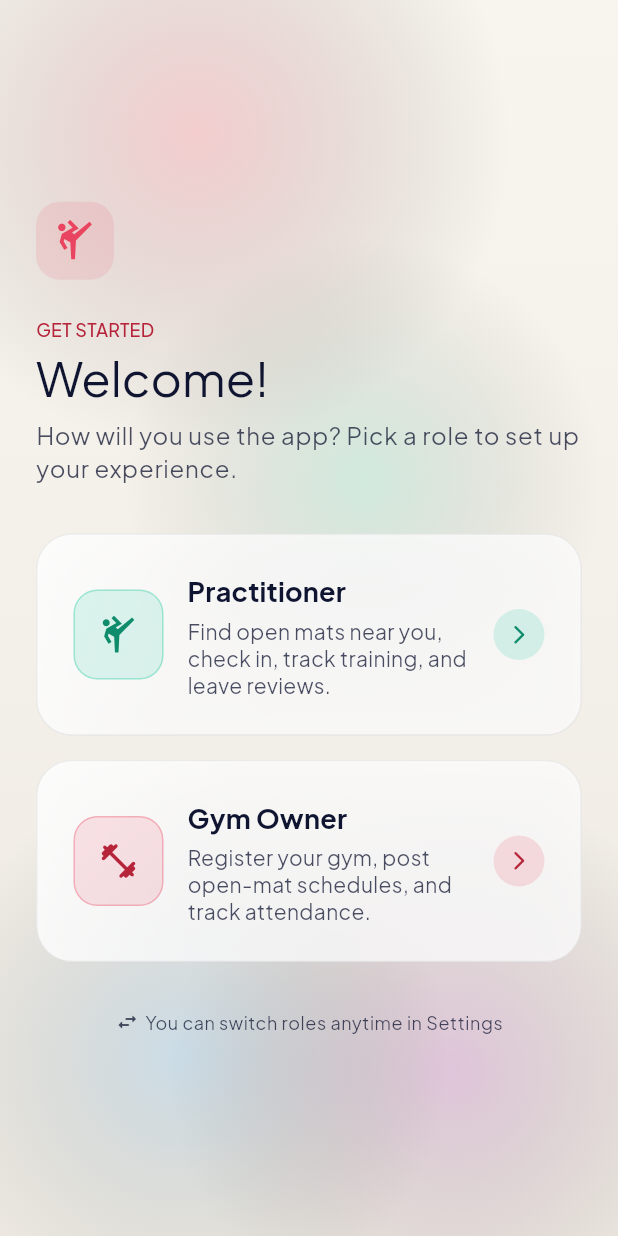
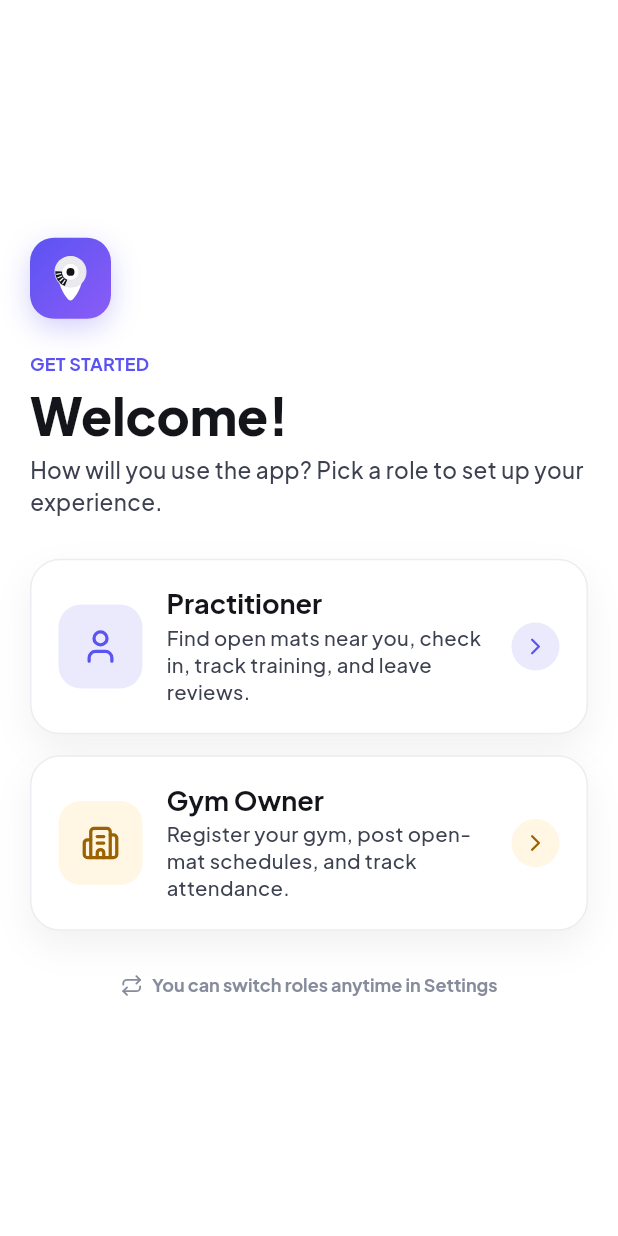
Before and after one commit to DavisSylvester/bjj-open-mat, a Flutter app: the RoleSelectScreen screen opened by its route, after a tap on "Practitioner", on a phone screen of 412 x 824 dp. Run offline on Flutter 3.47's test engine with Material 3 defaults, Android fonts, the phone set to English and light mode, and no system bars; our stand-ins replace dio, flutter_riverpod, flutter_secure_storage, geolocator, go_router, google_fonts and 1 more; missing offline and left inert: auth0_flutter; accounts and stored records are empty; network calls fail.

Commit message:
feat(mobile): Logo v3 belt-pin branding + onboarding realign + UX fixes
- Add BeltPin brand mark (Logo v3) as a Flutter CustomPainter and use it on
  the splash (app-icon tile) and the role-select brand tile.
- Realign splash + role selector to the app's real glass theme
  (white / indigo #5B53F2 / Plus Jakarta Sans), replacing the off-system
  cream/crimson/Barlow onboarding theme.
- Fix from UX review: darken gi-badge labels for WCAG contrast (No-Gi);
  add onDark gi-badge pill for the detail hero gradient; deep-amber Gym
  Owner tile; pluralize "1 Session"; derive Home avatar initials from the
  signed-in user instead of hardcoded "MR".

```diff
--- a/apps/mobile/lib/features/discover/screens/discover_screen.dart
+++ b/apps/mobile/lib/features/discover/screens/discover_screen.dart
@@ -2,6 +2,7 @@ import 'package:flutter/material.dart';
 import 'package:flutter_riverpod/flutter_riverpod.dart';
 import 'package:go_router/go_router.dart';
 import 'package:lucide_icons/lucide_icons.dart';
+import '../../../core/auth/auth_service.dart';
 import '../../../core/design/tokens.dart';
 import '../../../core/location/geo_repository.dart';
 import '../../../core/location/location_service.dart';
@@ -56,6 +57,17 @@ class _DiscoverScreenState extends ConsumerState<DiscoverScreen> {
       isLive: mat.status == 'live',
       unverified: !mat.verified,
     );
+  }
+
+  /// Up-to-two-letter initials from the signed-in user's name (avatar chip).
+  static String _initials(String? name) {
+    final parts = (name ?? '').trim().split(RegExp(r'\s+')).where((p) => p.isNotEmpty).toList();
+    if (parts.isEmpty) return 'ME';
+    if (parts.length == 1) {
+      final p = parts.first;
+      return (p.length >= 2 ? p.substring(0, 2) : p).toUpperCase();
+    }
+    return (parts.first[0] + parts.last[0]).toUpperCase();
   }
 
   static String _expLevel(String skillLevel) {
@@ -178,7 +190,7 @@ class _DiscoverScreenState extends ConsumerState<DiscoverScreen> {
                         colors: [t.primary, t.both],
                       ),
                     ),
-                    child: Center(child: Text('MR', style: t.miniStyle.copyWith(color: Colors.white, fontSize: 16, fontWeight: FontWeight.w800))),
+                    child: Center(child: Text(_initials(ref.watch(authStateProvider).user?.displayName), style: t.miniStyle.copyWith(color: Colors.white, fontSize: 16, fontWeight: FontWeight.w800))),
                   ),
                 ],
               ),
--- a/apps/mobile/lib/features/onboarding/screens/role_select_screen.dart
+++ b/apps/mobile/lib/features/onboarding/screens/role_select_screen.dart
@@ -2,81 +2,81 @@ import 'package:flutter/material.dart';
 import 'package:flutter/services.dart';
 import 'package:flutter_riverpod/flutter_riverpod.dart';
 import 'package:go_router/go_router.dart';
-import '../../../app/theme.dart';
+import 'package:lucide_icons/lucide_icons.dart';
+import '../../../core/design/tokens.dart';
 import '../../../core/auth/auth_service.dart';
-import '../../../shared/widgets/glass_card.dart';
+import '../../../shared/widgets/belt_pin.dart';
 
 class RoleSelectScreen extends ConsumerWidget {
   const RoleSelectScreen({super.key});
 
   @override
   Widget build(BuildContext context, WidgetRef ref) {
-    final text = Theme.of(context).textTheme;
+    final t = Theme.of(context).extension<AppTokens>()!;
 
     return Scaffold(
-      body: GradientBackground(
-        child: SafeArea(
+      backgroundColor: t.bg,
+      body: SafeArea(
         child: Padding(
-            padding: const EdgeInsets.symmetric(horizontal: OMSpacing.lg),
-            // The content + footer form one group, centered with balanced margins
-            // so the footer hint stays anchored just below the cards (no dead void).
+          padding: const EdgeInsets.symmetric(horizontal: 20),
           child: Column(
             crossAxisAlignment: CrossAxisAlignment.start,
             children: [
               const Spacer(),
 
-                // Brand mark ties back to the splash screen.
+              // Brand mark — matches the app's indigo→violet avatar gradient.
               Container(
-                  width: 52,
-                  height: 52,
+                width: 54,
+                height: 54,
                 decoration: BoxDecoration(
-                    color: OMColors.crimson.withValues(alpha: 0.12),
-                    borderRadius: BorderRadius.circular(StitchTokens.radiusLg),
+                  borderRadius: BorderRadius.circular(16),
+                  gradient: LinearGradient(
+                    begin: Alignment.topLeft,
+                    end: Alignment.bottomRight,
+                    colors: [t.primary, t.both],
                   ),
-                  child: const Icon(Icons.sports_martial_arts, color: OMColors.crimson, size: 30),
+                  boxShadow: [
+                    BoxShadow(color: t.primary.withValues(alpha: 0.27), blurRadius: 16, offset: const Offset(0, 6)),
+                  ],
                 ),
-                const SizedBox(height: OMSpacing.lg),
+                child: const Center(child: BeltPin.onColor(size: 34)),
+              ),
+              const SizedBox(height: 22),
 
               Text(
                 'GET STARTED',
-                  style: text.labelSmall?.copyWith(
-                    color: OMColors.crimsonDeep,
-                    letterSpacing: 0.18,
-                    fontSize: 12,
+                style: t.miniStyle.copyWith(color: t.primary, fontSize: 12, letterSpacing: 0.14),
               ),
-                ),
-                const SizedBox(height: OMSpacing.xs),
-                Text(
-                  'Welcome!',
-                  style: text.headlineLarge?.copyWith(color: OMColors.text),
-                ),
-                const SizedBox(height: OMSpacing.sm),
+              const SizedBox(height: 6),
+              Text('Welcome!', style: t.h1Style.copyWith(fontSize: 34)),
+              const SizedBox(height: 8),
               Text(
                 'How will you use the app? Pick a role to set up your experience.',
-                  style: text.bodyLarge?.copyWith(color: OMColors.body, height: 1.35),
+                style: t.bodyStyle.copyWith(color: t.body, fontSize: 15, height: 1.4),
               ),
 
-                const SizedBox(height: OMSpacing.xl),
+              const SizedBox(height: 28),
 
               _RoleCard(
-                  icon: Icons.sports_martial_arts,
+                t: t,
+                icon: LucideIcons.user,
                 title: 'Practitioner',
                 description: 'Find open mats near you, check in, track training, and leave reviews.',
-                  accent: OMColors.teal,
-                  accentDeep: OMColors.tealDeep,
+                accent: t.primary,
                 onTap: () async {
                   HapticFeedback.mediumImpact();
                   await ref.read(authStateProvider.notifier).setRole('practitioner');
                   if (context.mounted) context.go('/profile-setup');
                 },
               ),
-                const SizedBox(height: OMSpacing.md),
+              const SizedBox(height: 14),
               _RoleCard(
-                  icon: Icons.fitness_center_rounded,
+                t: t,
+                icon: LucideIcons.building2,
                 title: 'Gym Owner',
                 description: 'Register your gym, post open-mat schedules, and track attendance.',
-                  accent: OMColors.crimson,
-                  accentDeep: OMColors.crimsonDeep,
+                accent: t.gold,
+                accentGlyph: const Color(0xFF9A6200), // deep amber for WCAG contrast on the light gold tile
                 onTap: () async {
                   HapticFeedback.mediumImpact();
                   await ref.read(authStateProvider.notifier).setRole('gym_owner');
@@ -84,16 +84,16 @@ class RoleSelectScreen extends ConsumerWidget {
                 },
               ),
 
-                const SizedBox(height: OMSpacing.xl),
+              const SizedBox(height: 28),
               Center(
                 child: Row(
                   mainAxisSize: MainAxisSize.min,
                   children: [
-                      Icon(Icons.swap_horiz_rounded, size: 16, color: OMColors.body),
-                      const SizedBox(width: OMSpacing.xs),
+                    Icon(LucideIcons.repeat, size: 15, color: t.muted),
+                    const SizedBox(width: 6),
                     Text(
                       'You can switch roles anytime in Settings',
-                        style: text.bodySmall?.copyWith(color: OMColors.body),
+                      style: t.miniStyle.copyWith(color: t.muted, fontSize: 12, letterSpacing: 0),
                     ),
                   ],
                 ),
@@ -104,82 +104,81 @@ class RoleSelectScreen extends ConsumerWidget {
           ),
         ),
       ),
-      ),
     );
   }
 }
 
 class _RoleCard extends StatelessWidget {
+  final AppTokens t;
   final IconData icon;
   final String title;
   final String description;
   final Color accent;
-  final Color accentDeep;
+  final Color? accentGlyph;
   final VoidCallback onTap;
 
   const _RoleCard({
+    required this.t,
     required this.icon,
     required this.title,
     required this.description,
     required this.accent,
-    required this.accentDeep,
+    this.accentGlyph,
     required this.onTap,
   });
 
   @override
   Widget build(BuildContext context) {
-    final text = Theme.of(context).textTheme;
-
-    return GlassCard(
+    final glyph = accentGlyph ?? accent;
+    return GestureDetector(
       onTap: onTap,
-      elevated: true,
-      borderRadius: StitchTokens.radiusXl,
-      padding: const EdgeInsets.all(OMSpacing.lg),
+      child: Container(
+        padding: const EdgeInsets.all(18),
+        decoration: BoxDecoration(
+          color: t.surface,
+          borderRadius: BorderRadius.circular(t.cardRadius),
+          border: Border.all(color: t.border),
+          boxShadow: const [
+            BoxShadow(color: Color(0x0F14151A), blurRadius: 20, offset: Offset(0, 10)),
+          ],
+        ),
         child: Row(
-        crossAxisAlignment: CrossAxisAlignment.center,
           children: [
             Container(
-            width: 60,
-            height: 60,
+              width: 56,
+              height: 56,
               decoration: BoxDecoration(
-              color: accent.withValues(alpha: 0.14),
-              borderRadius: BorderRadius.circular(StitchTokens.radiusLg),
-              border: Border.all(color: accent.withValues(alpha: 0.32)),
+                color: accent.withValues(alpha: 0.12),
+                borderRadius: BorderRadius.circular(15),
               ),
-            child: Icon(icon, color: accentDeep, size: 28),
+              child: Icon(icon, color: glyph, size: 26),
             ),
-          const SizedBox(width: OMSpacing.md),
+            const SizedBox(width: 16),
             Expanded(
               child: Column(
                 crossAxisAlignment: CrossAxisAlignment.start,
                 children: [
-                Text(
-                  title,
-                  style: text.titleMedium?.copyWith(
-                    color: OMColors.text,
-                    fontSize: 18,
-                    fontWeight: FontWeight.w700,
-                  ),
-                ),
-                const SizedBox(height: OMSpacing.xs),
+                  Text(title, style: t.h2Style.copyWith(fontSize: 18)),
+                  const SizedBox(height: 4),
                   Text(
                     description,
-                  style: text.bodyMedium?.copyWith(color: OMColors.body, height: 1.3),
+                    style: t.bodyStyle.copyWith(color: t.body, fontSize: 13.5, height: 1.3),
                   ),
                 ],
               ),
             ),
-          const SizedBox(width: OMSpacing.sm),
+            const SizedBox(width: 10),
             Container(
-            width: 34,
-            height: 34,
+              width: 32,
+              height: 32,
               decoration: BoxDecoration(
-              color: accent.withValues(alpha: 0.16),
+                color: accent.withValues(alpha: 0.12),
                 shape: BoxShape.circle,
               ),
-            child: Icon(Icons.arrow_forward_ios_rounded, color: accentDeep, size: 15),
+              child: Icon(LucideIcons.chevronRight, color: glyph, size: 18),
             ),
           ],
+        ),
       ),
     );
   }
--- a/apps/mobile/lib/features/onboarding/screens/splash_screen.dart
+++ b/apps/mobile/lib/features/onboarding/screens/splash_screen.dart
@@ -1,8 +1,9 @@
 import 'package:flutter/material.dart';
 import 'package:flutter_riverpod/flutter_riverpod.dart';
 import 'package:go_router/go_router.dart';
-import '../../../app/theme.dart';
+import '../../../core/design/tokens.dart';
 import '../../../core/auth/auth_service.dart';
+import '../../../shared/widgets/belt_pin.dart';
 
 class SplashScreen extends ConsumerStatefulWidget {
   const SplashScreen({super.key});
@@ -18,7 +19,7 @@ class _SplashScreenState extends ConsumerState<SplashScreen> with SingleTickerPr
   @override
   void initState() {
     super.initState();
-    _controller = AnimationController(vsync: this, duration: StitchTokens.durationSlow);
+    _controller = AnimationController(vsync: this, duration: const Duration(milliseconds: 500));
     _fadeIn = CurvedAnimation(parent: _controller, curve: Curves.easeIn);
     _controller.forward();
 
@@ -42,29 +43,64 @@ class _SplashScreenState extends ConsumerState<SplashScreen> with SingleTickerPr
 
   @override
   Widget build(BuildContext context) {
+    final t = Theme.of(context).extension<AppTokens>()!;
+
     return Scaffold(
-      backgroundColor: StitchTokens.primary,
-      body: Center(
+      backgroundColor: t.bg,
+      body: Stack(
+        children: [
+          // Soft brand glow so the flat-white launch has a touch of life.
+          Align(
+            alignment: const Alignment(0, -0.18),
+            child: Container(
+              width: 320,
+              height: 320,
+              decoration: BoxDecoration(
+                shape: BoxShape.circle,
+                gradient: RadialGradient(
+                  colors: [t.primary.withValues(alpha: 0.10), t.primary.withValues(alpha: 0.0)],
+                ),
+              ),
+            ),
+          ),
+          Center(
             child: FadeTransition(
               opacity: _fadeIn,
               child: Column(
                 mainAxisSize: MainAxisSize.min,
                 children: [
-              Icon(Icons.sports_martial_arts, size: 80, color: StitchTokens.secondary),
-              const SizedBox(height: StitchTokens.lg),
+                  Container(
+                    width: 104,
+                    height: 104,
+                    decoration: BoxDecoration(
+                      borderRadius: BorderRadius.circular(26),
+                      gradient: LinearGradient(
+                        begin: Alignment.topLeft,
+                        end: Alignment.bottomRight,
+                        colors: [t.primary, t.both],
+                      ),
+                      boxShadow: [
+                        BoxShadow(color: t.primary.withValues(alpha: 0.28), blurRadius: 26, offset: const Offset(0, 12)),
+                      ],
+                    ),
+                    child: const Center(child: BeltPin.onColor(size: 66)),
+                  ),
+                  const SizedBox(height: 28),
                   Text(
                     'BJJ Open Mat',
-                style: Theme.of(context).textTheme.displayLarge?.copyWith(color: Colors.white),
+                    style: t.displayStyle.copyWith(fontSize: 40, letterSpacing: -0.5),
                   ),
-              const SizedBox(height: StitchTokens.sm),
+                  const SizedBox(height: 8),
                   Text(
                     'Find your next roll',
-                style: Theme.of(context).textTheme.bodyLarge?.copyWith(color: StitchTokens.textSecondary),
+                    style: t.bodyStyle.copyWith(color: t.muted, fontSize: 15),
                   ),
                 ],
               ),
             ),
           ),
+        ],
+      ),
     );
   }
 }
--- a/apps/mobile/lib/features/open_mats/screens/open_mat_detail_screen.dart
+++ b/apps/mobile/lib/features/open_mats/screens/open_mat_detail_screen.dart
@@ -202,7 +202,7 @@ class _GlassDetail extends StatelessWidget {
                   ],
                   const SizedBox(height: 8),
                   Row(children: [
-                    GiBadge(type: mat.giType),
+                    GiBadge(type: mat.giType, onDark: true),
                     const SizedBox(width: 6),
                     ExpBadge(level: mat.skillLevel),
                   ]),
--- a/apps/mobile/lib/features/search/screens/search_screen.dart
+++ b/apps/mobile/lib/features/search/screens/search_screen.dart
@@ -626,7 +626,7 @@ class _SearchScreenState extends ConsumerState<SearchScreen> {
               children: [
                 RichText(text: TextSpan(children: [
                   TextSpan(text: '${results.asData?.value.length ?? 0}', style: t.h2Style.copyWith(color: t.primary)),
-                  TextSpan(text: ' Sessions', style: t.h2Style),
+                  TextSpan(text: (results.asData?.value.length ?? 0) == 1 ? ' Session' : ' Sessions', style: t.h2Style),
                 ])),
                 const Spacer(),
                 Text('Map view', style: t.miniStyle.copyWith(color: t.primary, fontWeight: FontWeight.w700, fontSize: 13)),
--- /dev/null
+++ b/apps/mobile/lib/shared/widgets/belt_pin.dart
@@ -0,0 +1,212 @@
+import 'dart:math' as math;
+import 'package:flutter/material.dart';
+
+/// The "Belt Pin" brand mark (Logo v3): a location pin whose ring is a BJJ
+/// belt — solid rank color, three stitched rows, and a rank bar with stripes
+/// at the lower-left. Ported 1:1 from the brand's SVG (64×64 viewBox).
+class BeltPin extends StatelessWidget {
+  final double size;
+
+  /// Belt fabric (rank) color.
+  final Color belt;
+
+  /// Rank bar color (black on colored belts; red on a black belt).
+  final Color bar;
+
+  /// Stripe color on the rank bar.
+  final Color stripeColor;
+
+  /// Pin body color.
+  final Color fg;
+
+  /// Center dot color (defaults to [fg]).
+  final Color? dot;
+
+  /// Faint outline around the belt (helps light belts read on light grounds).
+  final Color edge;
+
+  /// Stitch-row color.
+  final Color stitch;
+
+  /// Number of stripes on the rank bar (drop to 0 below ~32px).
+  final int stripes;
+
+  const BeltPin({
+    super.key,
+    this.size = 64,
+    this.belt = const Color(0xFFEDEDF2),
+    this.bar = const Color(0xFF14151A),
+    this.stripeColor = const Color(0xFFFFFFFF),
+    this.fg = const Color(0xFF14151A),
+    this.dot,
+    this.edge = const Color(0x1F000000),
+    this.stitch = const Color(0x24000000),
+    this.stripes = 4,
+  });
+
+  /// App-icon variant: a white pin body with an ink center dot, for use on a
+  /// colored (gradient) tile.
+  const BeltPin.onColor({
+    Key? key,
+    double size = 64,
+    int stripes = 4,
+  }) : this(
+          key: key,
+          size: size,
+          fg: const Color(0xFFFFFFFF),
+          dot: const Color(0xFF14151A),
+          stripes: stripes,
+        );
+
+  @override
+  Widget build(BuildContext context) {
+    return SizedBox(
+      width: size,
+      height: size,
+      child: CustomPaint(
+        painter: _BeltPinPainter(
+          belt: belt,
+          bar: bar,
+          stripeColor: stripeColor,
+          fg: fg,
+          dot: dot ?? fg,
+          edge: edge,
+          stitch: stitch,
+          stripes: stripes,
+        ),
+      ),
+    );
+  }
+}
+
+class _BeltPinPainter extends CustomPainter {
+  final Color belt;
+  final Color bar;
+  final Color stripeColor;
+  final Color fg;
+  final Color dot;
+  final Color edge;
+  final Color stitch;
+  final int stripes;
+
+  _BeltPinPainter({
+    required this.belt,
+    required this.bar,
+    required this.stripeColor,
+    required this.fg,
+    required this.dot,
+    required this.edge,
+    required this.stitch,
+    required this.stripes,
+  });
+
+  static const double _cx = 32;
+  static const double _cy = 24;
+  static const double _r = 15;
+  static const double _sw = 8.4;
+
+  double _deg(double d) => d * math.pi / 180.0;
+
+  @override
+  void paint(Canvas canvas, Size size) {
+    canvas.save();
+    canvas.scale(size.width / 64.0);
+
+    // Pin body (teardrop) — ported from the SVG path.
+    final body = Path()
+      ..moveTo(32, 60)
+      ..cubicTo(31, 60, 30, 59.6, 29.3, 58.8)
+      ..cubicTo(26, 55, 17, 44, 17, 28.5)
+      ..arcToPoint(const Offset(47, 28.5),
+          radius: const Radius.circular(15), largeArc: true, clockwise: true)
+      ..cubicTo(47, 44, 38, 55, 34.7, 58.8)
+      ..cubicTo(34, 59.6, 33, 60, 32, 60)
+      ..close();
+    canvas.drawPath(body, Paint()..color = fg..isAntiAlias = true);
+
+    const center = Offset(_cx, _cy);
+
+    // White disc behind the belt ring.
+    canvas.drawCircle(center, 20, Paint()..color = const Color(0xFFFFFFFF));
+
+    // Belt fabric: faint edge, then the rank color.
+    canvas.drawCircle(center, _r, Paint()
+      ..style = PaintingStyle.stroke
+      ..strokeWidth = _sw + 1.1
+      ..color = edge);
+    canvas.drawCircle(center, _r, Paint()
+      ..style = PaintingStyle.stroke
+      ..strokeWidth = _sw
+      ..color = belt);
+
+    // Three stitched rows.
+    for (final off in const [-2.6, 0.0, 2.6]) {
+      _dashedCircle(canvas, center, _r + off);
+    }
+
+    // Rank bar: arc from 112° to 182° (lower-left).
+    canvas.drawArc(
+      Rect.fromCircle(center: center, radius: _r),
+      _deg(112),
+      _deg(70),
+      false,
+      Paint()
+        ..style = PaintingStyle.stroke
+        ..strokeWidth = _sw
+        ..strokeCap = StrokeCap.butt
+        ..color = bar,
+    );
+
+    // Degree stripes across the rank bar.
+    if (stripes > 0) {
+      const span = 70.0, pad = 12.0;
+      final step = (span - 2 * pad) / ((stripes - 1) == 0 ? 1 : (stripes - 1));
+      final r1 = _r - _sw / 2 + 1.1;
+      final r2 = _r + _sw / 2 - 1.1;
+      final sp = Paint()
+        ..color = stripeColor
+        ..strokeWidth = 1.5
+        ..strokeCap = StrokeCap.butt;
+      for (var i = 0; i < stripes; i++) {
+        final a = _deg(112 + pad + i * step);
+        canvas.drawLine(
+          Offset(_cx + math.cos(a) * r1, _cy + math.sin(a) * r1),
+          Offset(_cx + math.cos(a) * r2, _cy + math.sin(a) * r2),
+          sp,
+        );
+      }
+    }
+
+    // Center dot.
+    canvas.drawCircle(center, 5, Paint()..color = dot);
+
+    canvas.restore();
+  }
+
+  void _dashedCircle(Canvas canvas, Offset center, double radius) {
+    final path = Path()..addOval(Rect.fromCircle(center: center, radius: radius));
+    final paint = Paint()
+      ..style = PaintingStyle.stroke
+      ..strokeWidth = 0.55
+      ..color = stitch;
+    const dash = 1.15, gap = 1.05;
+    for (final m in path.computeMetrics()) {
+      var dist = 0.0;
+      while (dist < m.length) {
+        canvas.drawPath(
+          m.extractPath(dist, math.min(dist + dash, m.length)),
+          paint,
+        );
+        dist += dash + gap;
+      }
+    }
+  }
+
+  @override
+  bool shouldRepaint(covariant _BeltPinPainter old) =>
+      old.belt != belt ||
+      old.bar != bar ||
+      old.fg != fg ||
+      old.dot != dot ||
+      old.stripes != stripes;
+}
--- a/apps/mobile/lib/shared/widgets/gi_badge.dart
+++ b/apps/mobile/lib/shared/widgets/gi_badge.dart
@@ -5,7 +5,10 @@ class GiBadge extends StatelessWidget {
   final String type; // 'gi', 'nogi', 'both'
   final bool small;
 
-  const GiBadge({super.key, required this.type, this.small = false});
+  /// Use a solid white pill (for colored/gradient backgrounds like the detail hero).
+  final bool onDark;
+
+  const GiBadge({super.key, required this.type, this.small = false, this.onDark = false});
 
   @override
   Widget build(BuildContext context) {
@@ -38,7 +41,7 @@ class GiBadge extends StatelessWidget {
     return Container(
       padding: EdgeInsets.symmetric(horizontal: small ? 9 : 11, vertical: small ? 3 : 5),
       decoration: BoxDecoration(
-        color: color.withValues(alpha: 0.09),
+        color: onDark ? Colors.white : color.withValues(alpha: 0.09),
         borderRadius: BorderRadius.circular(999),
       ),
       child: Row(
@@ -53,7 +56,8 @@ class GiBadge extends StatelessWidget {
           Text(
             label,
             style: t.miniStyle.copyWith(
-              color: color,
+              // Darkened for WCAG contrast on the pale tinted (or white) pill.
+              color: Color.lerp(color, const Color(0xFF14151A), 0.34),
               fontSize: small ? 11 : 12,
               fontWeight: FontWeight.w700,
               letterSpacing: -0.01,
```
Also changed, not shown: 2 other files. Lines whose indentation alone changed are shown as unchanged.
